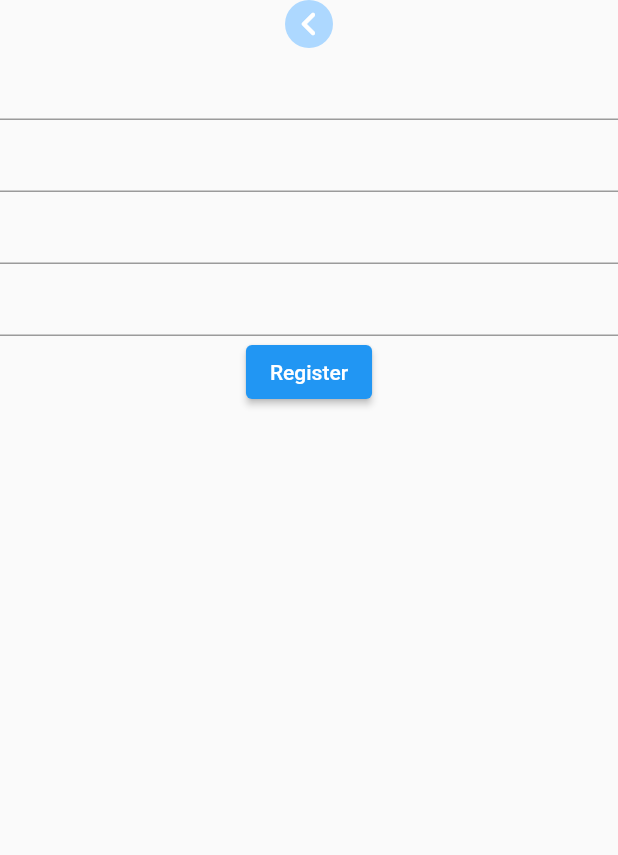
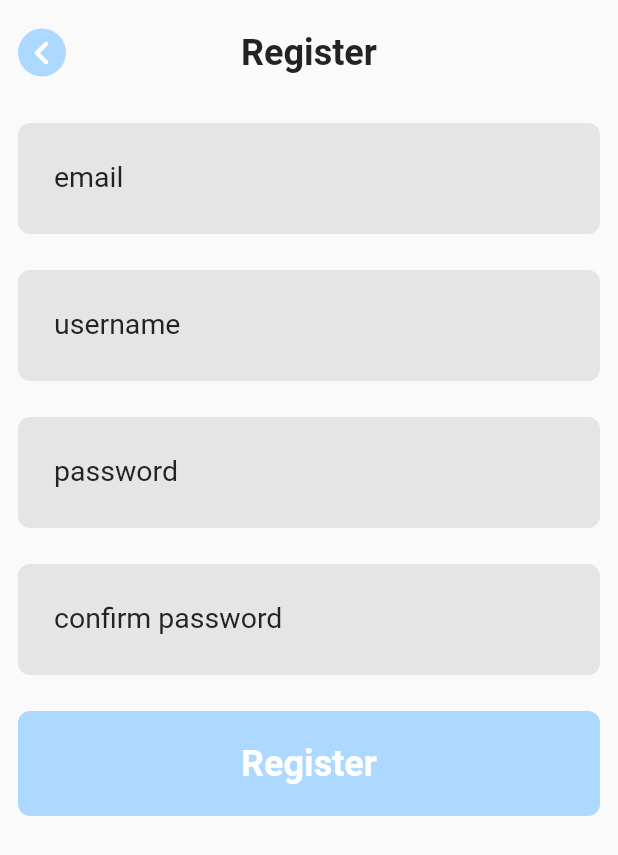
Before and after one commit to ProjektyStudenckie/fineance, a Flutter app: the RegisterPage screen opened by its route, on a phone screen of 412 x 824 dp. Shown: the top 855 px of the screen. Run offline on Flutter 3.47's test engine with Material 2 defaults, Android fonts, the phone set to English and light mode, and no system bars; our stand-ins replace auto_route, bloc, easy_localization, flutter_bloc, get_it, hive and 2 more; missing offline and left inert: fimber; accounts and stored records are empty.

Commit message:
Improve register page to match the design

```diff
--- a/lib/components/fineance_back_button.dart
+++ b/lib/components/fineance_back_button.dart
@@ -18,11 +18,12 @@ class FineanceBackButton extends StatelessWidget {
         splashColor: Colors.blue,
         highlightColor: AppColors.blue,
         customBorder: const CircleBorder(side: BorderSide()),
-        onTap: () {},
+        onTap: onPressed,
         child: Ink(
             decoration: const BoxDecoration(
                 color: AppColors.blue, shape: BoxShape.circle),
-            child: const Icon(Icons.chevron_left_rounded, size: 32, color: Colors.white)),
+            child: const Icon(Icons.chevron_left_rounded,
+                size: 32, color: Colors.white)),
       ),
     );
   }
--- a/lib/presentation/authorization/login/login_page.dart
+++ b/lib/presentation/authorization/login/login_page.dart
@@ -13,8 +13,6 @@ import 'package:flutter/material.dart';
 import 'package:flutter_bloc/flutter_bloc.dart';
 
 class LoginPage extends StatefulWidget implements AutoRouteWrapper {
-  const LoginPage({Key? key}) : super(key: key);
-
   @override
   Widget wrappedRoute(BuildContext context) {
     final BlocFactory blocFactory = BlocFactory.of(context);
--- a/lib/presentation/authorization/register/register_page.dart
+++ b/lib/presentation/authorization/register/register_page.dart
@@ -1,12 +1,16 @@
 import 'package:auto_route/auto_route.dart';
 import 'package:fineance/components/fineance_back_button.dart';
+import 'package:fineance/components/fineance_button.dart';
+import 'package:fineance/components/fineance_text_field.dart';
 import 'package:fineance/injection/bloc_factory.dart';
 import 'package:fineance/localization/keys.g.dart';
 import 'package:fineance/localization/utils.dart';
 import 'package:fineance/presentation/authorization/register/bloc/register_bloc.dart';
 import 'package:fineance/routing/router.gr.dart';
+import 'package:fineance/style/constants.dart';
 import 'package:flutter/material.dart';
 import 'package:flutter_bloc/flutter_bloc.dart';
+import 'package:fineance/extension/context_extension.dart';
 
 class RegisterPage extends StatefulWidget implements AutoRouteWrapper {
   const RegisterPage({Key? key}) : super(key: key);
@@ -44,7 +48,7 @@ class _RegisterPageState extends State<RegisterPage> {
           body: SafeArea(
             child: Column(
               children: [
-                _buildBackButton(),
+                _buildTopPart(),
                 _buildEmailField(),
                 _buildUsernameField(),
                 _buildPasswordField(),
@@ -58,38 +62,64 @@ class _RegisterPageState extends State<RegisterPage> {
     );
   }
 
+  Widget _buildTopPart() {
+    return SizedBox(
+      height: 70.0,
+      child: Stack(
+        children: [
+          Align(
+              alignment: Alignment.centerLeft,
+              child: Padding(
+                padding: const EdgeInsets.only(left: Constants.kMarginLarge),
+                child: _buildBackButton(),
+              )),
+          Align(
+              alignment: Alignment.center,
+              child: Text(translate(LocaleKeys.general_register),
+                  style: context.typo.extraLargeBold())),
+        ],
+      ),
+    );
+  }
+
   Widget _buildBackButton() {
-    return FineanceBackButton(onPressed: () {});
+    return FineanceBackButton(onPressed: () {
+      context.router.pop();
+    });
   }
 
   Widget _buildEmailField() {
-    return TextField(
+    return FineanceTextField(
+      label: "email",
       controller: _emailController,
     );
   }
 
   Widget _buildUsernameField() {
-    return TextField(
+    return FineanceTextField(
+      label: "username",
       controller: _usernameController,
     );
   }
 
   Widget _buildPasswordField() {
-    return TextField(
+    return FineanceTextField(
+      label: "password",
       controller: _passwordController,
       obscureText: true,
     );
   }
 
   Widget _buildPasswordConfirmationField() {
-    return TextField(
+    return FineanceTextField(
+      label: "confirm password",
       controller: _passwordController,
       obscureText: true,
     );
   }
 
   Widget _buildConfirmButton() {
-    return ElevatedButton(
+    return FineanceButton(
         onPressed: () {
           final email = _emailController.text;
           final username = _usernameController.text;
@@ -100,6 +130,6 @@ class _RegisterPageState extends State<RegisterPage> {
           BlocProvider.of<RegisterBloc>(context).add(RegisterUser(
               email: email, username: username, password: password));
         },
-        child: Text(translate(LocaleKeys.general_register)));
+        text: translate(LocaleKeys.general_register));
   }
 }
```
Also changed, not shown: lib/presentation/home/home_page.dart (+0 -14 lines), lib/routing/router.gr.dart.
